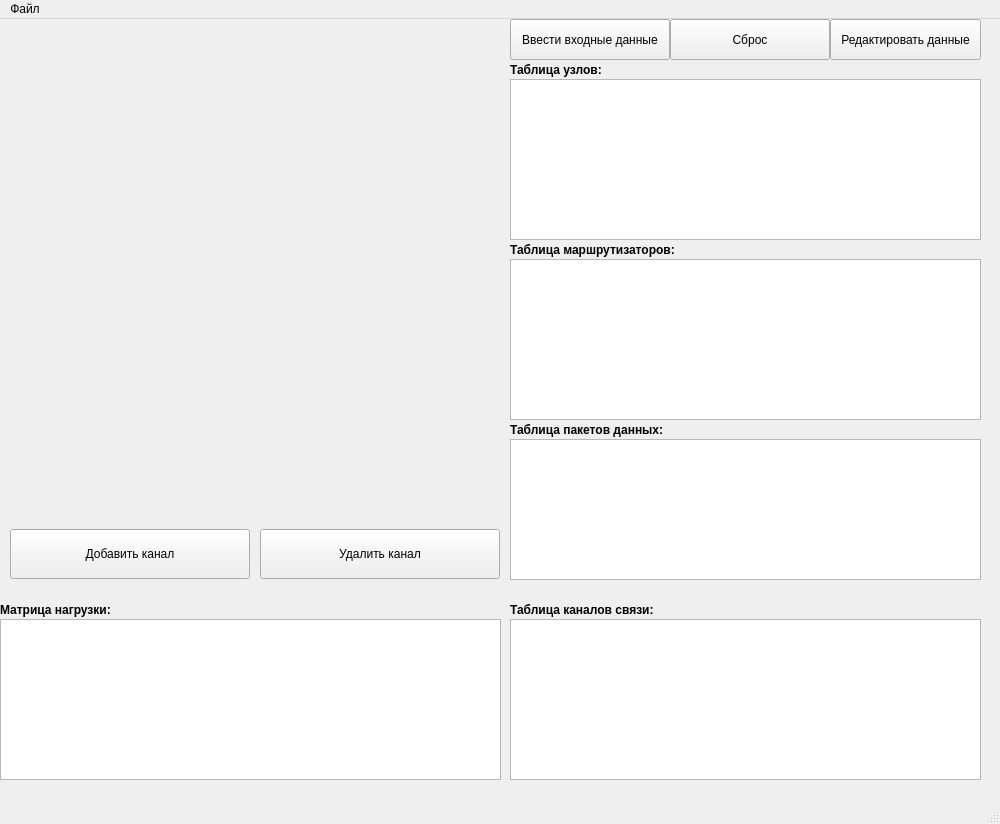
Before: the Qt Designer form main.ui in qwsnxnjene/comp-networks, drawn with Qt 5.
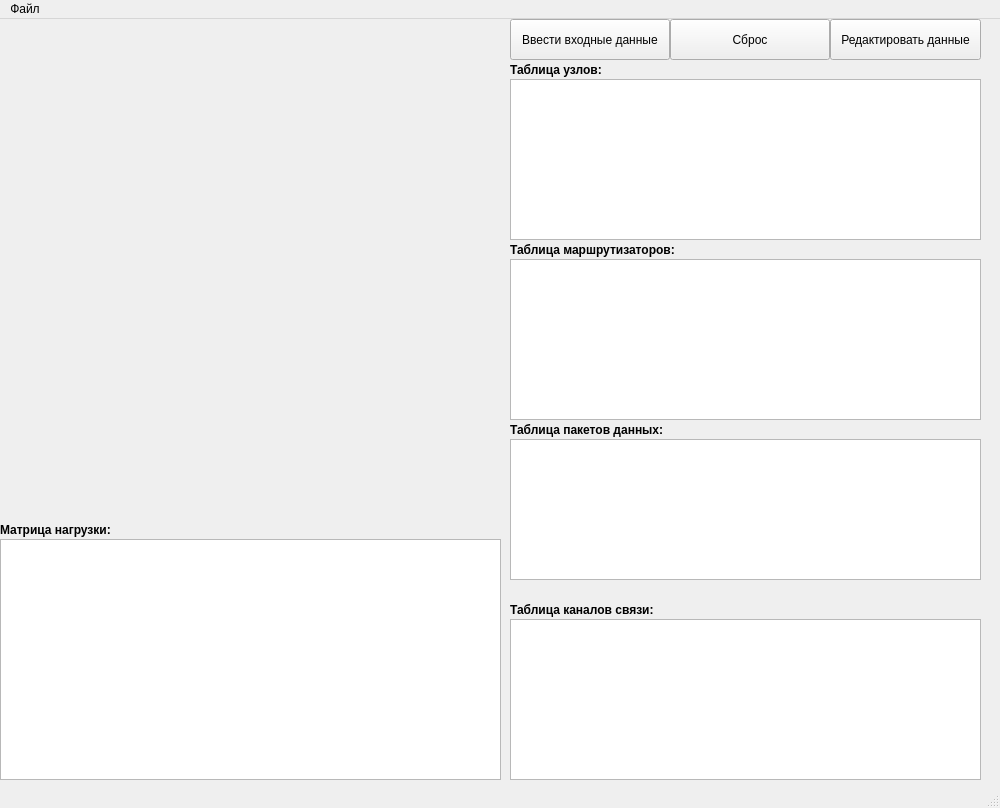
After: the same form once the commit is applied.

```diff
--- a/main.ui
+++ b/main.ui
@@ -7,7 +7,7 @@
     <x>0</x>
     <y>0</y>
     <width>1000</width>
-    <height>824</height>
+    <height>808</height>
    </rect>
   </property>
   <property name="windowTitle">
@@ -57,32 +57,6 @@
      </rect>
     </property>
    </widget>
-   <widget class="QPushButton" name="addChanelButton">
-    <property name="geometry">
-     <rect>
-      <x>10</x>
-      <y>510</y>
-      <width>240</width>
-      <height>50</height>
-     </rect>
-    </property>
-    <property name="text">
-     <string>Добавить канал</string>
-    </property>
-   </widget>
-   <widget class="QPushButton" name="deleteChannelButton">
-    <property name="geometry">
-     <rect>
-      <x>260</x>
-      <y>510</y>
-      <width>240</width>
-      <height>50</height>
-     </rect>
-    </property>
-    <property name="text">
-     <string>Удалить канал</string>
-    </property>
-   </widget>
    <widget class="QTableWidget" name="tableChannels">
     <property name="geometry">
      <rect>
@@ -154,7 +128,7 @@
     <property name="geometry">
      <rect>
       <x>0</x>
-      <y>570</y>
+      <y>490</y>
       <width>201</width>
       <height>41</height>
      </rect>
@@ -173,9 +147,9 @@
     <property name="geometry">
      <rect>
       <x>0</x>
-      <y>600</y>
+      <y>520</y>
       <width>501</width>
-      <height>161</height>
+      <height>241</height>
      </rect>
     </property>
    </widget>
```
Left out of the diff: 2 changed lines with no effect on the pictures.
